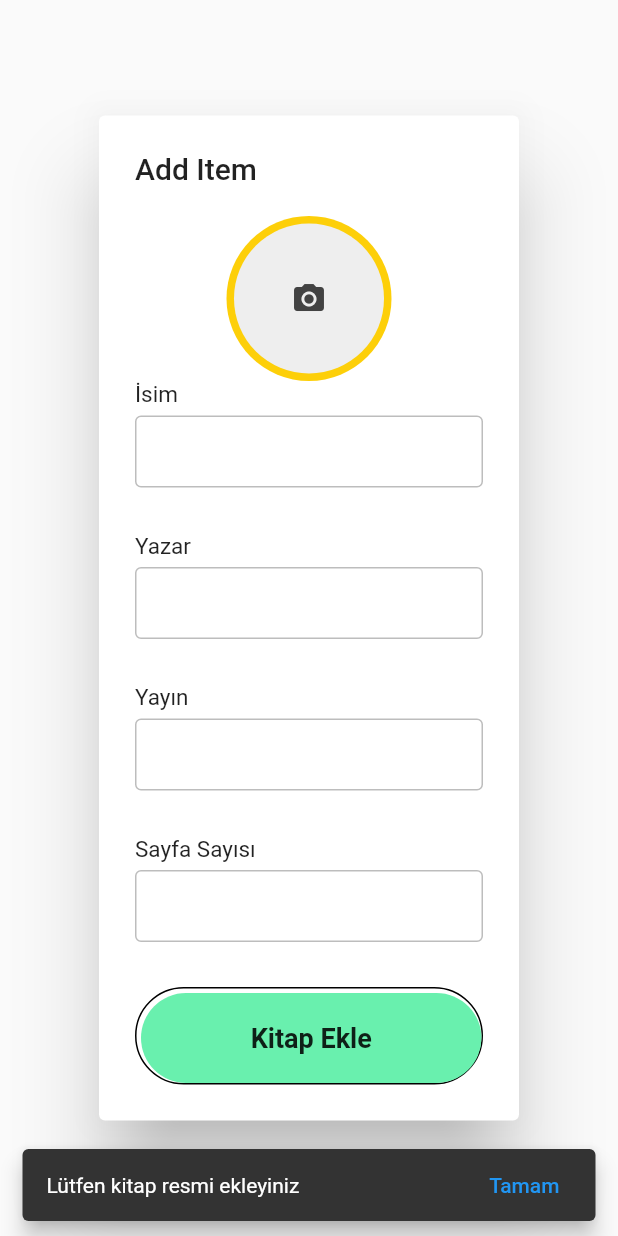
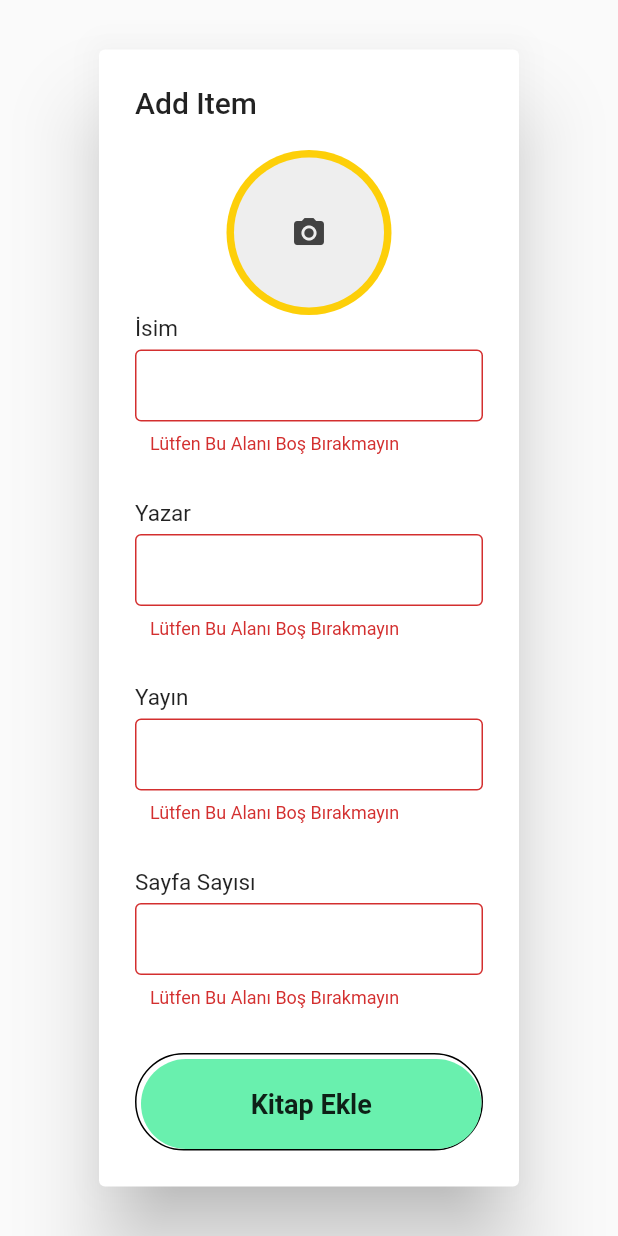
Before and after one commit to yilmazedis/flutter-takas-app, a Flutter app: the AddItemDialog widget shown alone on an empty page, opened directly, after a tap on "Kitap Ekle", on a phone screen of 412 x 824 dp. Run offline on Flutter 3.47's test engine with Material 2 defaults, Android fonts, the phone set to English and light mode, and no system bars; our stand-ins replace cloud_firestore, firebase_auth, firebase_core, firebase_storage, image_picker; accounts and stored records are empty.

Commit message:
textField check for addItemDialog

```diff
--- a/lib/Utils/AddItemDialog.dart
+++ b/lib/Utils/AddItemDialog.dart
@@ -1,4 +1,3 @@
-
 import 'package:flutter/cupertino.dart';
 import 'package:flutter/material.dart';
 import 'package:image_picker/image_picker.dart';
@@ -12,7 +11,6 @@ class AddItemDialog extends StatefulWidget {
 }
 
 class _AddItemDialogState extends State<AddItemDialog> {
-
   final itemName = TextEditingController();
   final itemFeature_1 = TextEditingController();
   final itemFeature_2 = TextEditingController();
@@ -22,10 +20,47 @@ class _AddItemDialogState extends State<AddItemDialog> {
   var imageName;
   var extension;
 
+  bool itemNameValidate = false;
+  bool itemFeatureValidate_1 = false;
+  bool itemFeatureValidate_2 = false;
+  bool itemFeatureValidate_3 = false;
+
+  String itemNameMessage = "Lütfen Bu Alanı Boş Bırakmayın";
+  String itemFeatureMessage_1 = "Lütfen Bu Alanı Boş Bırakmayın";
+  String itemFeatureMessage_2 = "Lütfen Bu Alanı Boş Bırakmayın";
+  String itemFeatureMessage_3 = "Lütfen Bu Alanı Boş Bırakmayın";
+
+  bool validateTextField() {
+    setState(() {
+      itemNameValidate = itemName.text.isEmpty ? true : false;
+      itemFeatureValidate_1 = itemFeature_1.text.isEmpty ? true : false;
+      itemFeatureValidate_2 = itemFeature_2.text.isEmpty ? true : false;
+      itemFeatureValidate_3 = itemFeature_3.text.isEmpty ? true : false;
+    });
+
+    // return if anyone is set as true
+    for (var element in [
+      itemNameValidate,
+      itemFeatureValidate_1,
+      itemFeatureValidate_2,
+      itemFeatureValidate_3
+    ]) {
+      if (element) {
+        return false;
+      }
+    }
+
+    setState(() {
+      itemNameValidate = false;
+      itemFeatureValidate_1 = false;
+      itemFeatureValidate_2 = false;
+      itemFeatureValidate_3 = false;
+    });
+    return true;
+  }
+
   _imgFromGallery() async {
-
-    var image = await ImagePicker().pickImage(
-        source: ImageSource.gallery);
+    var image = await ImagePicker().pickImage(source: ImageSource.gallery);
 
     var f = await image?.readAsBytes();
 
@@ -44,16 +79,13 @@ class _AddItemDialogState extends State<AddItemDialog> {
         child: CircleAvatar(
           radius: 55,
           backgroundColor: const Color(0xffFDCF09),
-          child:
-          (webImage != null)
+          child: (webImage != null)
               ? ClipRRect(
                   borderRadius: BorderRadius.circular(50),
-              child:
-              Image.memory(
+                  child: Image.memory(
                     webImage!,
                     fit: BoxFit.fitHeight,
-              )
-          )
+                  ))
               : Container(
                   decoration: BoxDecoration(
                       color: Colors.grey[200],
@@ -65,12 +97,11 @@ class _AddItemDialogState extends State<AddItemDialog> {
                     color: Colors.grey[800],
                   ),
                 ),
-        )
-    );
+        ));
   }
 
   addFireBase() {
-
+    if (validateTextField()) {
       if (webImage != null) {
         var imagePath = Auth().currentUserEmail() + "/items/" + imageName;
 
@@ -101,23 +132,21 @@ class _AddItemDialogState extends State<AddItemDialog> {
         ));
       }
     }
+  }
 
   @override
   Widget build(BuildContext context) {
     return AlertDialog(
       title: const Text('Add Item'),
       content: SingleChildScrollView(
-        child: Column(
-            mainAxisSize: MainAxisSize.min,
-            children: <Widget>[
+        child: Column(mainAxisSize: MainAxisSize.min, children: <Widget>[
           getAvatar(),
-              makeInput(label: "İsim", userController: itemName),
-              makeInput(label: "Yazar", userController: itemFeature_1),
-              makeInput(label: "Yayın", userController: itemFeature_2),
-              makeInput(label: "Sayfa Sayısı", userController: itemFeature_3),
+          makeInput(label: "İsim", userController: itemName, validate: itemNameValidate, message: itemNameMessage),
+          makeInput(label: "Yazar", userController: itemFeature_1, validate: itemFeatureValidate_1, message: itemFeatureMessage_1),
+          makeInput(label: "Yayın", userController: itemFeature_2, validate: itemFeatureValidate_2, message: itemFeatureMessage_2),
+          makeInput(label: "Sayfa Sayısı", userController: itemFeature_3, validate: itemFeatureValidate_3, message: itemFeatureMessage_3),
           makeButton("Kitap Ekle", addFireBase),
-            ]
-        ),
+        ]),
       ),
     );
   }
```
Lines whose indentation alone changed are shown as unchanged.
